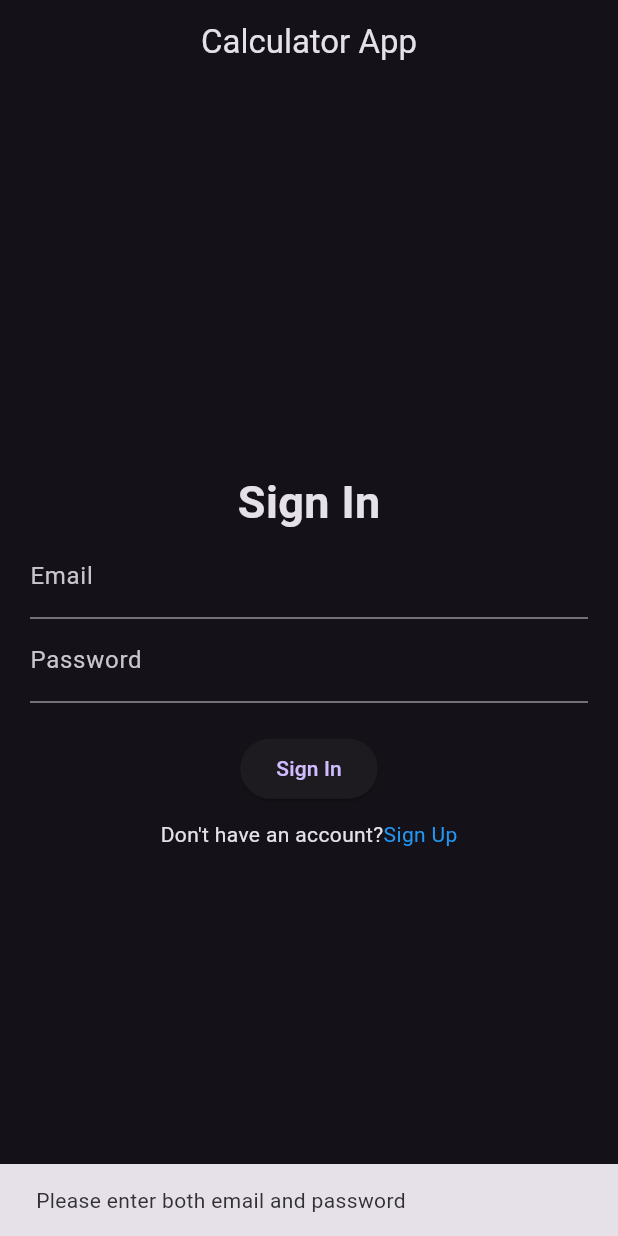
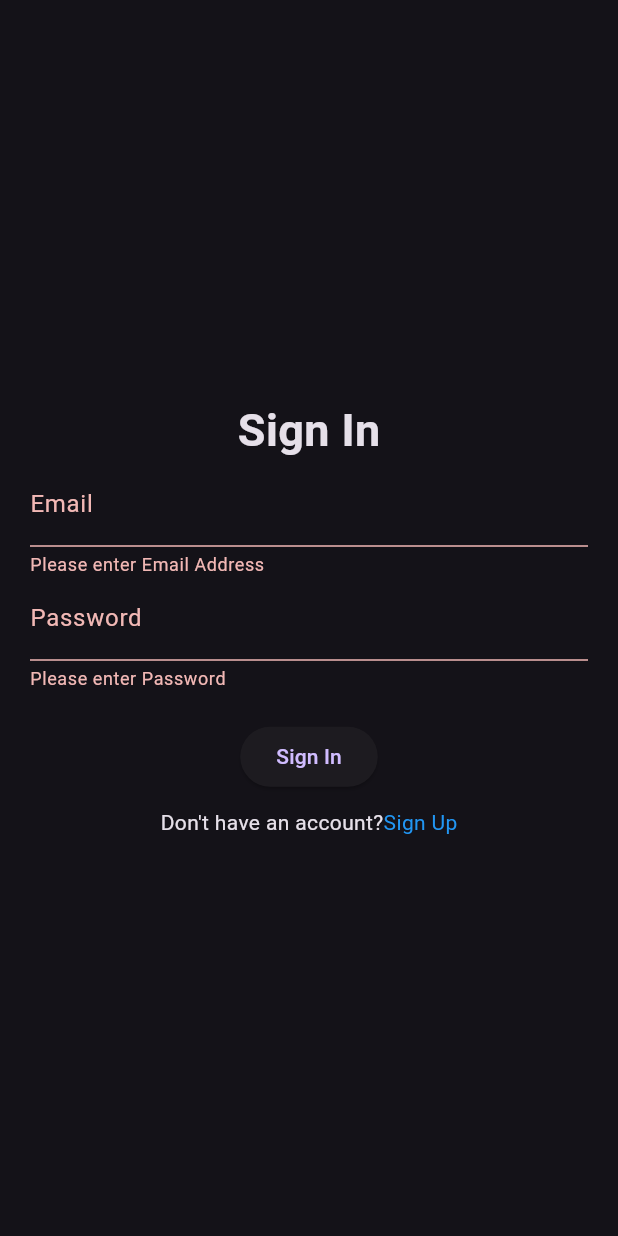
Before and after one commit to ChittadeepIntern/Calculator-Flutter-Provider-Firebase-Auth, a Flutter app: the screen it shows after launch, after a tap on "Sign In", on a phone screen of 412 x 824 dp. Run offline on Flutter 3.47's test engine with Material 3 defaults, Android fonts, the phone set to English and light mode, and no system bars; our stand-ins replace email_validator, firebase_auth, firebase_core, fluttertoast; missing offline and left inert: function_tree; accounts and stored records are empty.

Commit message:
addition of features like delete account of user, bug fixing for navigations and form validations for login and signup forms

```diff
--- a/lib/Provider/CalculatorProvider.dart
+++ b/lib/Provider/CalculatorProvider.dart
@@ -3,6 +3,8 @@ import 'package:function_tree/function_tree.dart';
 
 class CalculatorProvider extends ChangeNotifier {
   final textEditingController = TextEditingController();
+  String? password;
+
 
 //called whenever any button of the calculator is pressed
   void setValue(String value) {
--- a/lib/Screens/login_screen.dart
+++ b/lib/Screens/login_screen.dart
@@ -1,8 +1,10 @@
 import 'package:calculator/Auth/auth_service.dart';
+import 'package:calculator/Provider/CalculatorProvider.dart';
 import 'package:calculator/Screens/home_screen.dart';
 import 'package:calculator/Screens/sign_up_screen.dart';
 import 'package:email_validator/email_validator.dart';
 import 'package:flutter/material.dart';
+import 'package:provider/provider.dart';
 
 class LoginScreen extends StatefulWidget {
   const LoginScreen({super.key});
@@ -13,31 +15,19 @@ class LoginScreen extends StatefulWidget {
 
 class _LoginScreenState extends State<LoginScreen> {
   final _auth = AuthService();
+
+  final _formKey = GlobalKey<FormState>();
+
   final _mailIdController = TextEditingController();
   final _passwordController = TextEditingController();
 
-  Future<void> _login() async {
-    if (_mailIdController.text.isEmpty || _passwordController.text.isEmpty) {
-      ScaffoldMessenger.of(context).showSnackBar(
-        SnackBar(content: Text("Please enter both email and password")),
-      );
-      return;
-    }
-
-    if (!EmailValidator.validate(_mailIdController.text)) {
-      SnackBar(content: Text("Please check the email provided"));
-      return;
-    }
-    final user = await _auth.signInUserWithEmailAndPassword(
-      _mailIdController.text,
-      _passwordController.text,
-    );
+  Future<void> _login(String mailId, String password) async {
+    final user = await _auth.signInUserWithEmailAndPassword(mailId, password);
 
     if (user != null) {
-      Navigator.pushReplacement(
-        context,
-        MaterialPageRoute(builder: (context) => const HomeScreen()),
-      );
+      Provider.of<CalculatorProvider>(context, listen: false).password =
+          password;
+      Navigator.pushReplacementNamed(context, '/home');
     } else {
       ScaffoldMessenger.of(context).showSnackBar(
         SnackBar(content: Text("Login failed. Please check your credentials")),
@@ -45,12 +35,20 @@ class _LoginScreenState extends State<LoginScreen> {
     }
   }
 
+  void _submitForm() {
+    if (_formKey.currentState!.validate()) {
+      _login(_mailIdController.text, _passwordController.text);
+    }
+  }
+
   @override
   Widget build(BuildContext context) {
-    return Material(
-      child: Padding(
-          padding: const EdgeInsets.all(20.0),
-          child: Center(
+    return Scaffold(
+      body: Padding(
+        padding: const EdgeInsets.all(20.0),
+        child: Center(
+          child: Form(
+            key: _formKey,
             child: Column(
               mainAxisSize: MainAxisSize.min,
               children: [
@@ -58,33 +56,38 @@ class _LoginScreenState extends State<LoginScreen> {
                   "Sign In",
                   style: TextStyle(fontSize: 30, fontWeight: FontWeight.bold),
                 ),
-                TextField(
-                  controller: _mailIdController,
-                  decoration: InputDecoration(labelText: "Email"),
-                ),
-                TextField(
+                TextFormField(
+                    controller: _mailIdController,
+                    decoration: InputDecoration(labelText: "Email"),
+                    validator: (value) {
+                      if (value == null || value.isEmpty)
+                        return "Please enter Email Address";
+
+                      if (!EmailValidator.validate(_mailIdController.text))
+                        return "Please check the email provided";
+                    }),
+                TextFormField(
                   controller: _passwordController,
                   decoration: InputDecoration(labelText: "Password"),
                   obscureText: true,
+                  validator: (value) {
+                    if (value == null || value.isEmpty)
+                      return "Please enter Password";
+                  },
                 ),
                 SizedBox(height: 20),
                 ElevatedButton(
-                  onPressed: _login,
+                  onPressed: _submitForm,
                   child: Text("Sign In"),
                 ),
                 SizedBox(height: 10),
                 GestureDetector(
-                  onTap: () {
-                    Navigator.push(
-                      context,
-                      MaterialPageRoute(builder: (context) => const SignUpScreen()),
-                    );
-                  },
-                  child: Row( mainAxisAlignment: MainAxisAlignment.center,
+                  onTap: () =>
+                      Navigator.pushReplacementNamed(context, '/signup'),
+                  child: Row(
+                    mainAxisAlignment: MainAxisAlignment.center,
                     children: [
-                      Text(
-                        "Don't have an account?"
-                      ),
+                      Text("Don't have an account?"),
                       Text("Sign Up", style: TextStyle(color: Colors.blue))
                     ],
                   ),
@@ -93,6 +96,7 @@ class _LoginScreenState extends State<LoginScreen> {
             ),
           ),
         ),
+      ),
     );
   }
 
--- a/lib/main.dart
+++ b/lib/main.dart
@@ -1,5 +1,7 @@
 import 'package:calculator/Provider/CalculatorProvider.dart';
+import 'package:calculator/Screens/home_screen.dart';
 import 'package:calculator/Screens/login_screen.dart';
+import 'package:calculator/Screens/sign_up_screen.dart';
 import 'package:firebase_core/firebase_core.dart';
 import 'package:flutter/material.dart';
 import 'package:provider/provider.dart';
@@ -21,13 +23,13 @@ class CalculatorApp extends StatelessWidget {
       child: MaterialApp(
         theme: ThemeData.dark(),
         debugShowCheckedModeBanner: false,
-        home: Scaffold(
-          appBar: AppBar(
-            title: const Center(child: Text("Calculator App")),
-          ),
-          body: LoginScreen(),
-        ),
-      ),
+        routes: {
+          '/login': (context) => LoginScreen(),
+          '/home': (context) => HomeScreen(),
+          '/signup': (context) => SignUpScreen()
+        },
+        initialRoute: '/login',
+        )
     );
   }
 }
--- a/pubspec.yaml
+++ b/pubspec.yaml
@@ -65,8 +65,8 @@ flutter:
   uses-material-design: true
 
   # To add assets to your application, add an assets section, like this:
-  # assets:
-  #   - images/a_dot_burr.jpeg
+  #assets:
+  #   - assets/images/dummy_image.jpeg
   #   - images/a_dot_ham.jpeg
 
   # An image asset can refer to one or more resolution-specific "variants", see
```
Also changed, not shown: lib/Auth/auth_service.dart (+34 -0 lines), lib/Screens/home_screen.dart (+57 -13 lines), lib/Screens/profile_screen.dart (added, +15 -0 lines), lib/Screens/sign_up_screen.dart (+34 -22 lines), assets/images/dummy_image.jpg (added), 1 other file.
